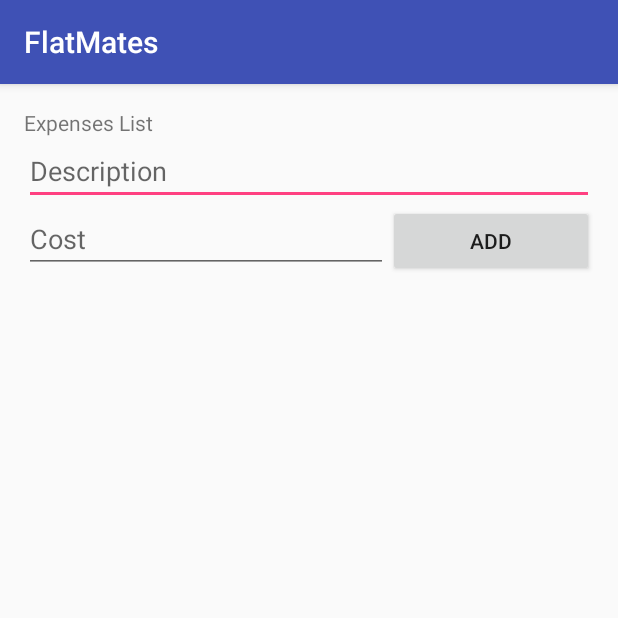
After one commit to arturgaluszka/tenants, an Android app: the ExpensesListActivity screen opened directly, with no data from a screen before it, on a phone screen of 412 x 824 dp, the top half of it. The commit adds this screen. Run offline under Robolectric (Android 15) with nearby library versions, the phone set to English and light mode, and no system bars.

Commit message:
[i01t07]Tworzenie wspólnej listy wydatków

```diff
--- a/app/src/main/AndroidManifest.xml
+++ b/app/src/main/AndroidManifest.xml
@@ -17,6 +17,8 @@
         </activity>
         <activity android:name=".TodoList"></activity>
         <activity android:name=".wallet.WalletActivity"></activity>
+        <activity android:name=".expenseslist.ExpensesListActivity"></activity>
+
     </application>
 
 </manifest>
--- a/app/src/main/java/com/tenantsproject/flatmates/MainActivity.java
+++ b/app/src/main/java/com/tenantsproject/flatmates/MainActivity.java
@@ -7,6 +7,7 @@ import android.util.Log;
 import android.view.View;
 import android.widget.Button;
 
+import com.tenantsproject.flatmates.expenseslist.ExpensesListActivity;
 import com.tenantsproject.flatmates.wallet.WalletActivity;
 
 public class MainActivity extends AppCompatActivity {
@@ -40,6 +41,11 @@ public class MainActivity extends AppCompatActivity {
         startActivity(intent);
     }
 
+    public void startExpenseList(View v) {
+        Intent intent = new Intent(this, ExpensesListActivity.class);
+        startActivity(intent);
+    }
+
     public void Exit(View V){
         System.exit(0);
     }
--- /dev/null
+++ b/app/src/main/java/com/tenantsproject/flatmates/expenseslist/ExpenseList.java
@@ -0,0 +1,27 @@
+package com.tenantsproject.flatmates.expenseslist;
+
+import java.util.ArrayList;
+import java.util.List;
+
+public class ExpenseList {
+    private List<Expense> expenses;
+    private int nextId;
+
+    public ExpenseList() {
+        expenses = new ArrayList<>();
+        nextId = 0;
+    }
+
+    public void add(Expense expense) {
+        expense.setId(nextId++);
+        this.expenses.add(expense);
+    }
+
+    public List<Expense> getAll() {
+        return this.expenses;
+    }
+
+    public void remove(Expense expense) {
+        this.expenses.remove(expense);
+    }
+}
--- /dev/null
+++ b/app/src/main/java/com/tenantsproject/flatmates/expenseslist/ExpensesListActivity.java
@@ -0,0 +1,168 @@
+package com.tenantsproject.flatmates.expenseslist;
+
+import android.os.Bundle;
+
+import android.support.v7.app.AppCompatActivity;
+import android.view.LayoutInflater;
+import android.view.MotionEvent;
+import android.view.View;
+import android.view.ViewGroup;
+import android.view.WindowManager;
+import android.widget.Button;
+import android.widget.CheckBox;
+import android.widget.EditText;
+import android.widget.LinearLayout;
+import android.widget.LinearLayout.LayoutParams;
+import android.widget.PopupWindow;
+import android.widget.ScrollView;
+
+import com.tenantsproject.flatmates.R;
+import com.tenantsproject.flatmates.utils.JSONFileHandler;
+
+import java.util.Map;
+import java.util.TreeMap;
+
+public class ExpensesListActivity extends AppCompatActivity {
+
+    private final static String EXPENSELIST_FILE_NAME = "expenselistfile";
+    private Button addButton;
+    private Map<Integer, CheckBox> expense;
+    private ExpenseList expenseList;
+    private LinearLayout scrollContent;
+    private EditText addValueDescription;
+    private EditText addValueNumber;
+    private PopupWindow popupWindow;
+    private JSONFileHandler handler;
+
+    @Override
+    protected void onCreate(Bundle savedInstanceState) {
+        super.onCreate(savedInstanceState);
+        setContentView(R.layout.activity_expenses_list);
+
+        initObjects();
+        /*# loading old data #*/
+        this.handler = new JSONFileHandler(EXPENSELIST_FILE_NAME, this);
+        expenseList = (ExpenseList) handler.load(ExpenseList.class);
+        if (this.expenseList == null) {
+            this.expenseList = new ExpenseList();
+        }
+        reloadView();
+        this.getWindow().setSoftInputMode(WindowManager.LayoutParams.SOFT_INPUT_STATE_ALWAYS_HIDDEN);
+
+    }
+
+    public void reloadView() {
+        for (Expense expense : this.expenseList.getAll()) {
+            addToView(expense, false);
+        }
+    }
+
+    private void addToView(final Expense expense, boolean isNew) {
+        final CheckBox checkBox = new CheckBox(ExpensesListActivity.this);
+        checkBox.setChecked(expense.isDone());
+        checkBox.setText(expense.getDescription() + " [" + expense.getPrice() + " zł]");
+        checkBox.setOnCheckedChangeListener(null);
+        checkBox.setOnClickListener(new View.OnClickListener() {
+            @Override
+            public void onClick(View v) {
+                checkBox.setChecked(!checkBox.isChecked());
+                if (ExpensesListActivity.this.popupWindow != null
+                        && ExpensesListActivity.this.popupWindow.isShowing()) {
+                    ExpensesListActivity.this.popupWindow.dismiss();
+                }
+                LayoutInflater layoutInflater
+                        = (LayoutInflater) getBaseContext()
+                        .getSystemService(LAYOUT_INFLATER_SERVICE);
+                View popupView = layoutInflater.inflate(R.layout.activity_expenses_list_set_popup, null);
+                ExpensesListActivity.this.popupWindow = new PopupWindow(
+                        popupView,
+                        LayoutParams.WRAP_CONTENT,
+                        LayoutParams.WRAP_CONTENT);
+
+                Button btnCheck = (Button) popupView.findViewById(R.id.activity_expenses_list_set_pop_checkbutton);
+                btnCheck.setOnClickListener(new Button.OnClickListener() {
+                    @Override
+                    public void onClick(View v) {
+                        checkBox.setChecked(!checkBox.isChecked());
+                        expense.setDone(!expense.isDone());
+                        handler.save(ExpensesListActivity.this.expenseList);
+                        ExpensesListActivity.this.popupWindow.dismiss();
+                    }
+                });
+                Button btnDelete = (Button) popupView.findViewById(R.id.activity_expenses_list_set_pop_deletebutton);
+                btnDelete.setOnClickListener(new View.OnClickListener() {
+                    @Override
+                    public void onClick(View v) {
+                        ExpensesListActivity.this.expenseList.remove(expense);
+                        ViewGroup layout = (ViewGroup) checkBox.getParent();
+                        if (null != layout) //for safety only  as you are doing onClick
+                            layout.removeView(checkBox);
+                        ExpensesListActivity.this.expense.remove(expense.getId());
+                        handler.save(ExpensesListActivity.this.expenseList);
+                        ExpensesListActivity.this.popupWindow.dismiss();
+                    }
+                });
+                ExpensesListActivity.this.popupWindow.showAsDropDown(ExpensesListActivity.this.addButton, 50, -10);
+            }
+        });
+        this.expense.put(expense.getId(), checkBox);
+        if (isNew) {
+            this.expenseList.add(expense);
+        }
+        LinearLayout.LayoutParams lp = new LinearLayout.LayoutParams(LayoutParams.WRAP_CONTENT,
+                LayoutParams.WRAP_CONTENT);
+        scrollContent.addView(checkBox, lp);
+    }
+
+    private void initObjects() {
+        this.expense = new TreeMap<>();
+        this.expenseList = new ExpenseList();
+        ScrollView scrollView = (ScrollView) findViewById(R.id.expensesListScrollView);
+        scrollView.setOnTouchListener(new View.OnTouchListener() {
+            @Override
+            public boolean onTouch(View v, MotionEvent event) {
+                if (ExpensesListActivity.this.popupWindow != null) {
+                    ExpensesListActivity.this.popupWindow.dismiss();
+                }
+                return false;
+            }
+        });
+        this.scrollContent = (LinearLayout) findViewById(R.id.expenseactivityfillable);
+        this.addValueDescription = (EditText) findViewById(R.id.expensesListAddDescription);
+        this.addValueDescription.setOnTouchListener(new View.OnTouchListener() {
+            @Override
+            public boolean onTouch(View v, MotionEvent event) {
+                if (ExpensesListActivity.this.popupWindow != null) {
+                    ExpensesListActivity.this.popupWindow.dismiss();
+                }
+                return false;
+            }
+        });
+        this.addValueNumber = (EditText) findViewById(R.id.expensesListAddValue);
+        this.addValueNumber.setOnTouchListener(new View.OnTouchListener() {
+            @Override
+            public boolean onTouch(View v, MotionEvent event) {
+                if (ExpensesListActivity.this.popupWindow != null) {
+                    ExpensesListActivity.this.popupWindow.dismiss();
+                }
+                return false;
+            }
+        });
+        this.addButton = (Button) findViewById(R.id.expensesListAddButton);
+        this.addButton.setOnClickListener(new View.OnClickListener() {
+            @Override
+            public void onClick(View v) {
+                if (ExpensesListActivity.this.popupWindow != null) {
+                    ExpensesListActivity.this.popupWindow.dismiss();
+                }
+                Double cost = Double.parseDouble(ExpensesListActivity.this.addValueNumber.getText().toString());
+                String description = ExpensesListActivity.this.addValueDescription.getText().toString();
+                if (cost >= 0 && !description.equals("")) {
+                    Expense newExpense = new Expense(cost, description);
+                    addToView(newExpense, true);
+                    handler.save(ExpensesListActivity.this.expenseList);
+                }
+            }
+        });
+    }
+}
--- /dev/null
+++ b/app/src/main/res/layout/activity_expenses_list.xml
@@ -0,0 +1,70 @@
+<?xml version="1.0" encoding="utf-8"?>
+<ScrollView xmlns:android="http://schemas.android.com/apk/res/android"
+    xmlns:tools="http://schemas.android.com/tools"
+    android:id="@+id/expensesListScrollView"
+    android:layout_width="match_parent"
+    android:layout_height="match_parent"
+    android:fillViewport="true"
+    android:paddingBottom="@dimen/activity_horizontal_margin"
+    android:paddingLeft="@dimen/activity_horizontal_margin"
+    android:paddingRight="@dimen/activity_horizontal_margin"
+    android:paddingTop="@dimen/activity_horizontal_margin"
+    tools:context="com.tenantsproject.flatmates.expenseslist.ExpensesListActivity">
+
+    <LinearLayout
+        android:id="@+id/expensesListLinearMain"
+        android:layout_width="fill_parent"
+        android:layout_height="wrap_content"
+        android:orientation="vertical">
+
+        <TextView
+            android:id="@+id/expensesListTitle"
+            android:layout_width="wrap_content"
+            android:layout_height="wrap_content"
+            android:text="Expenses List" />
+
+        <LinearLayout
+            android:layout_width="match_parent"
+            android:layout_height="wrap_content"
+            android:orientation="horizontal"
+            android:weightSum="1">
+
+            <EditText
+                android:id="@+id/expensesListAddDescription"
+                android:layout_width="match_parent"
+                android:layout_height="wrap_content"
+                android:layout_weight="0.2"
+                android:ems="10"
+                android:hint="Description" />
+
+        </LinearLayout>
+
+        <LinearLayout
+            android:layout_width="match_parent"
+            android:layout_height="wrap_content"
+            android:orientation="horizontal">
+
+            <EditText
+                android:id="@+id/expensesListAddValue"
+                android:layout_width="wrap_content"
+                android:layout_height="wrap_content"
+                android:layout_weight="0.8"
+                android:hint="Cost"
+                android:inputType="numberDecimal" />
+
+            <Button
+                android:id="@+id/expensesListAddButton"
+                android:layout_width="wrap_content"
+                android:layout_height="wrap_content"
+                android:layout_weight="0.2"
+                android:text="ADD" />
+        </LinearLayout>
+
+        <LinearLayout
+            android:orientation="vertical"
+            android:layout_width="match_parent"
+            android:layout_height="wrap_content"
+            android:id="@+id/expenseactivityfillable"></LinearLayout>
+
+    </LinearLayout>
+</ScrollView>
--- a/app/src/main/res/layout/activity_main.xml
+++ b/app/src/main/res/layout/activity_main.xml
@@ -51,10 +51,11 @@
         android:layout_marginLeft="12dp"
         android:layout_marginRight="20dp"
         android:layout_marginBottom="17dp"
-        android:text="noName"
+        android:text="Expense List"
         android:id="@+id/button4"
         android:layout_below="@+id/button3"
-        android:layout_centerHorizontal="true"/>
+        android:layout_centerHorizontal="true"
+        android:onClick="startExpenseList"/>
 
     <Button
         android:layout_width="300dp"
```
Also changed, not shown: app/src/main/java/com/tenantsproject/flatmates/expenseslist/Expense.java (added, +49 -0 lines), app/src/main/res/layout/activity_expenses_list_set_popup.xml (added, +33 -0 lines).
